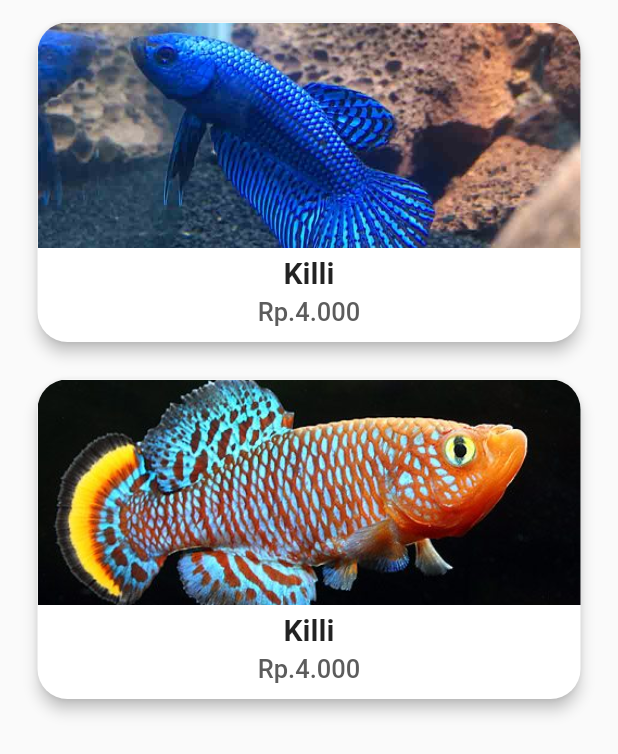
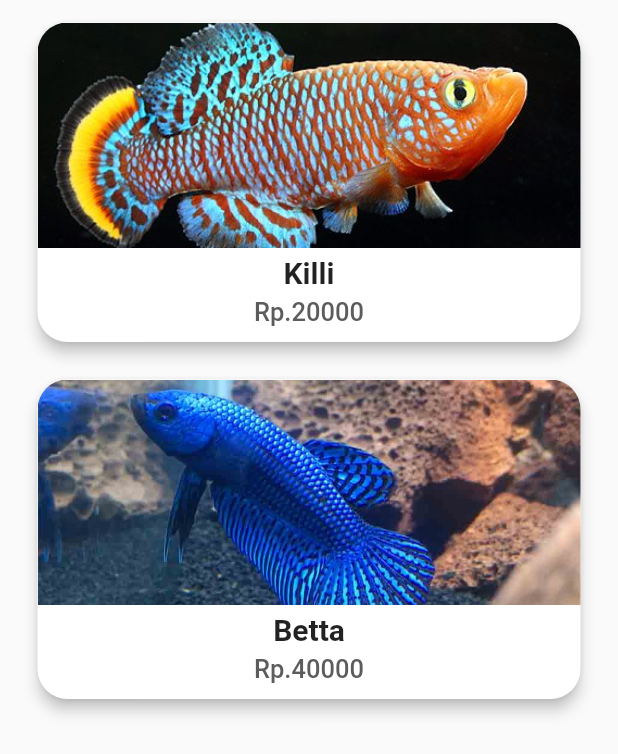
Before and after one commit to FebricoJonata/FinalProjectMCC, a Flutter app: the FishArticleList widget shown alone on an empty page, opened directly, on a phone screen of 412 x 824 dp. Shown: the top 754 px of the screen. Run offline on Flutter 3.47's test engine with Material 2 defaults, Android fonts, the phone set to English and light mode, and no system bars; our stand-ins replace carousel_slider, image_picker; missing offline and left inert: fab_circular_menu, image_picker_for_web; accounts and stored records are empty.

Commit message:
update fishes page
tab bar view fishes page, navigasi detail fish, insert fish

```diff
--- a/final_project_mcc/lib/views/fishespage.dart
+++ b/final_project_mcc/lib/views/fishespage.dart
@@ -1,3 +1,4 @@
+import 'package:final_project_mcc/models/fish.dart';
 import 'package:final_project_mcc/views/detailfishpage.dart';
 import 'package:final_project_mcc/views/insertfishpage.dart';
 import 'package:flutter/material.dart';
@@ -40,11 +41,11 @@ class FishesPage extends StatelessWidget {
           leading: BackButton(
             color: Colors.white,
             onPressed: () => {
-              Navigator.pop(context)
-              // Navigator.pushAndRemoveUntil(
-              //     context,
-              //     MaterialPageRoute(builder: (context) => const HomePage()),
-              //     (route) => false)
+              // Navigator.pop(context)
+              Navigator.pushAndRemoveUntil(
+                  context,
+                  MaterialPageRoute(builder: (context) => const HomePage()),
+                  (route) => false)
             },
           ),
           titleSpacing: 0,
@@ -102,16 +103,32 @@ class FishArticleList extends StatelessWidget {
 
   int fishTypeId;
 
-  List<String> fishArticleSrc = [
-    'assets/freshwater/bettablue.jpg',
-    'assets/freshwater/killifish.jpg'
+  // List<String> fishArticleSrc = [
+  //   'assets/freshwater/bettablue.jpg',
+  //   'assets/freshwater/killifish.jpg'
+  // ];
+
+  // String fishName = "Killi";
+  // String fishPrice = "4.000";
+
+  List<Fish> fishArticleSrc = [
+    Fish(id: 0, user_id: 12345, fish_type_id: 0, name: 'Killi', description: 'A fish', price: 20000, image_path: 'assets/freshwater/killifish.jpg'),
+    Fish(id: 0, user_id: 12345, fish_type_id: 0, name: 'Betta', description: 'A Blue fish', price: 40000, image_path: 'assets/freshwater/bettablue.jpg')
   ];
 
-  String fishName = "Killi";
-  String fishPrice = "4.000";
 
   @override
   Widget build(BuildContext context) {
+
+    var fishByTypeId = fishArticleSrc.where((fish)=>fish.fish_type_id == fishTypeId);
+
+    if(fishByTypeId.isEmpty){
+      return Center(
+        child: Container(
+          child: Text("Fish not Available :)"),
+        ),
+      );
+    }else{
       return Container(
         padding: EdgeInsets.all(10),
         child: ListView.separated(
@@ -123,8 +140,9 @@ class FishArticleList extends StatelessWidget {
                         //ubah navigasi ke Detail Fish Page with fish as its arguments !!!
                         MaterialPageRoute(
                             builder: (context) => DetailFishPage(
+                                  selectedFish: fishArticleSrc[arcticleInd],
                                   fishTypeId: fishTypeId,
-                              imagesrc: fishArticleSrc[arcticleInd],
+                                  // imagesrc: fishArticleSrc[arcticleInd].image_path,
                                   // fishName: fishName,
                                   // fishPrice: fishPrice,
                                 )))
@@ -145,7 +163,7 @@ class FishArticleList extends StatelessWidget {
                               padding: EdgeInsets.zero,
                               alignment: Alignment.center,
                               child: Image(
-                            image: AssetImage(fishArticleSrc[arcticleInd]),
+                                image: AssetImage(fishArticleSrc[arcticleInd].image_path),
                                 fit: BoxFit.cover,
                                 width: double.infinity,
                                 height: double.infinity,
@@ -156,7 +174,7 @@ class FishArticleList extends StatelessWidget {
                             ),
                             Text(
                               //ubah sesuai nama ikan
-                          '${fishName}',
+                              '${fishArticleSrc[arcticleInd].name}',
                               textAlign: TextAlign.center,
                               style: TextStyle(
                                   fontSize: 20, fontWeight: FontWeight.w700),
@@ -166,7 +184,7 @@ class FishArticleList extends StatelessWidget {
                             ),
                             Text(
                               //ubah sesuai harga ikan
-                          'Rp.${fishPrice}',
+                              'Rp.${fishArticleSrc[arcticleInd].price}',
                               style: TextStyle(
                                   fontSize: 17,
                                   fontWeight: FontWeight.w500,
@@ -191,3 +209,4 @@ class FishArticleList extends StatelessWidget {
       );
     }
   }
+}
--- a/final_project_mcc/lib/views/register.dart
+++ b/final_project_mcc/lib/views/register.dart
@@ -1,5 +1,5 @@
 import 'dart:convert';
-import 'dart:html';
+// import 'dart:html';
 import 'dart:io';
 
 import 'package:final_project_mcc/route.dart';
```
Also changed, not shown: final_project_mcc/lib/views/detailfishpage.dart (+19 -15 lines), final_project_mcc/lib/views/insertfishpage.dart (+7 -6 lines). Lines whose indentation alone changed are shown as unchanged.
